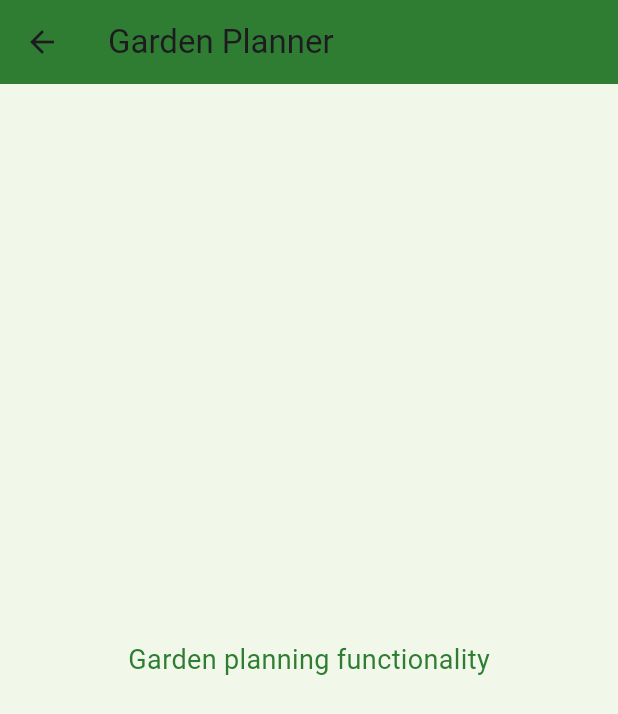
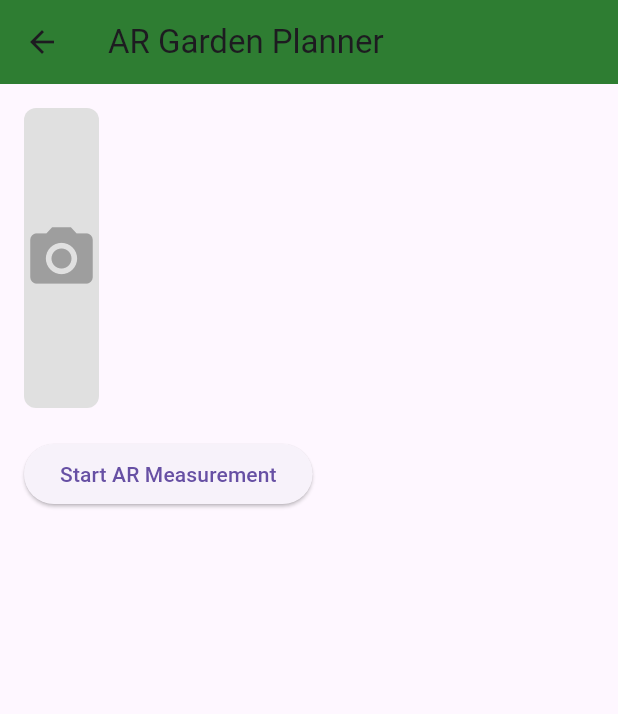
Before and after one commit to twoskoops707/green-urban-grow-public, a Flutter app: the GardenPlanner screen opened directly, on a phone screen of 412 x 824 dp. Shown: the top 714 px of the screen. Run offline on Flutter 3.47's test engine with Material 3 defaults, Android fonts, the phone set to English and light mode, and no system bars.

Commit message:
feat: add AR garden planner with product recommendations
- AR measurement simulation with area calculation
- Garden type selection (vegetables/flowers/herbs)
- Experience-based product recommendations
- Removed camera dependency for stable build
- Ready for successful GitHub Actions build

```diff
--- a/lib/garden_planner.dart
+++ b/lib/garden_planner.dart
@@ -1,25 +1,157 @@
 import 'package:flutter/material.dart';
-import 'plant_scanner.dart';
 
-class GardenPlanner extends StatelessWidget {
-  final PlantScanner? scanner;
-  const GardenPlanner({super.key, this.scanner});
+class GardenPlanner extends StatefulWidget {
+  const GardenPlanner({super.key});
+
+  @override
+  _GardenPlannerState createState() => _GardenPlannerState();
+}
+
+class _GardenPlannerState extends State<GardenPlanner> {
+  bool _isMeasuring = false;
+  double _areaWidth = 0.0;
+  double _areaHeight = 0.0;
+  String _gardenType = '';
+  String _userExperience = 'beginner';
+  List<String> _recommendedProducts = [];
+
+  void _startMeasurement() {
+    setState(() {
+      _isMeasuring = true;
+      _areaWidth = 10.0;
+      _areaHeight = 8.0;
+    });
+  }
+
+  void _setGardenGoals(String type, String experience) {
+    setState(() {
+      _gardenType = type;
+      _userExperience = experience;
+      _generateRecommendations();
+    });
+  }
+
+  void _generateRecommendations() {
+    _recommendedProducts.clear();
+
+    if (_gardenType == 'vegetables') {
+      _recommendedProducts.addAll([
+        'Raised Garden Bed Kit',
+        'Organic Vegetable Seeds',
+        'Compost Fertilizer',
+        'Drip Irrigation System'
+      ]);
+    } else if (_gardenType == 'flowers') {
+      _recommendedProducts.addAll([
+        'Aeroponic Tower Garden',
+        'Perennial Flower Seeds',
+        'Flower Bed Edging',
+        'Automatic Watering Timer'
+      ]);
+    } else if (_gardenType == 'herbs') {
+      _recommendedProducts.addAll([
+        'Vertical Herb Planter',
+        'Herb Growing Kit',
+        'Indoor Grow Lights',
+        'Self-Watering Pots'
+      ]);
+    }
+
+    if (_userExperience == 'beginner') {
+      _recommendedProducts.add('Gardening Starter Guide');
+      _recommendedProducts.add('Plant Care Mobile App Subscription');
+    }
+  }
 
   @override
   Widget build(BuildContext context) {
     return Scaffold(
-      backgroundColor: Color(0xFFF1F8E9),
       appBar: AppBar(
-        title: Text('Garden Planner'),
-        backgroundColor: Color(0xFF2E7D32),
+        title: const Text('AR Garden Planner'),
+        backgroundColor: const Color(0xFF2E7D32),
       ),
-      body: Center(
-        child: Text(
-          'Garden planning functionality',
-          style: TextStyle(
-            fontSize: 18,
-            color: Color(0xFF2E7D32),
-          ),
+      body: SingleChildScrollView(
+        padding: const EdgeInsets.all(16),
+        child: Column(
+          crossAxisAlignment: CrossAxisAlignment.start,
+          children: [
+            // AR Camera Placeholder
+            Container(
+              height: 200,
+              decoration: BoxDecoration(
+                color: Colors.grey[300],
+                borderRadius: BorderRadius.circular(8),
+              ),
+              child: const Icon(Icons.camera_alt, size: 50, color: Colors.grey),
+            ),
+            const SizedBox(height: 20),
+
+            if (!_isMeasuring) ...[
+              ElevatedButton(
+                onPressed: _startMeasurement,
+                child: const Text('Start AR Measurement'),
+              ),
+              const SizedBox(height: 20),
+            ],
+
+            if (_isMeasuring) ...[
+              Container(
+                padding: const EdgeInsets.all(16),
+                color: Colors.green[50],
+                child: Column(
+                  children: [
+                    Text('Measured Area: ${_areaWidth}x${_areaHeight} feet',
+                        style: const TextStyle(fontSize: 18, fontWeight: FontWeight.bold)),
+                    const SizedBox(height: 10),
+                    const Text('Set your garden goals:'),
+                  ],
+                ),
+              ),
+              const SizedBox(height: 20),
+
+              const Text('What do you want to grow?',
+                  style: TextStyle(fontSize: 16, fontWeight: FontWeight.bold)),
+              Wrap(
+                spacing: 8,
+                children: ['vegetables', 'flowers', 'herbs'].map((type) {
+                  return FilterChip(
+                    label: Text(type),
+                    selected: _gardenType == type,
+                    onSelected: (selected) => _setGardenGoals(type, _userExperience),
+                  );
+                }).toList(),
+              ),
+
+              const SizedBox(height: 20),
+
+              const Text('Gardening Experience?',
+                  style: TextStyle(fontSize: 16, fontWeight: FontWeight.bold)),
+              Wrap(
+                spacing: 8,
+                children: ['beginner', 'intermediate', 'expert'].map((exp) {
+                  return FilterChip(
+                    label: Text(exp),
+                    selected: _userExperience == exp,
+                    onSelected: (selected) => _setGardenGoals(_gardenType, exp),
+                  );
+                }).toList(),
+              ),
+
+              if (_recommendedProducts.isNotEmpty) ...[
+                const SizedBox(height: 20),
+                const Text('Recommended Products:',
+                    style: TextStyle(fontSize: 16, fontWeight: FontWeight.bold)),
+                Column(
+                  children: _recommendedProducts.map((product) {
+                    return ListTile(
+                      leading: const Icon(Icons.shopping_cart, color: Colors.green),
+                      title: Text(product),
+                    );
+                  }).toList(),
+                ),
+              ],
+            ],
+          ],
         ),
       ),
     );
--- a/pubspec.yaml
+++ b/pubspec.yaml
@@ -7,7 +7,6 @@ environment:
 dependencies:
   flutter:
     sdk: flutter
-  image: ^4.0.15
   http: ^1.1.0
 
 flutter:
```
Also changed, not shown: 1 other file.
